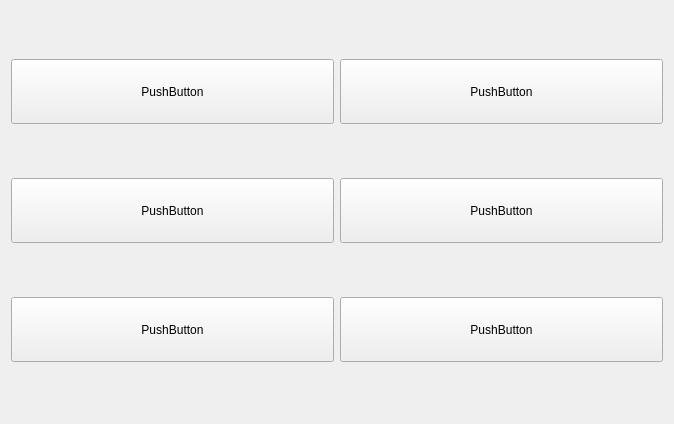
Before: the Qt Designer form QtClient/QtClimaClient/Frames/MainMenuFrame.ui in ciberslavik/climacore, drawn with Qt 5.
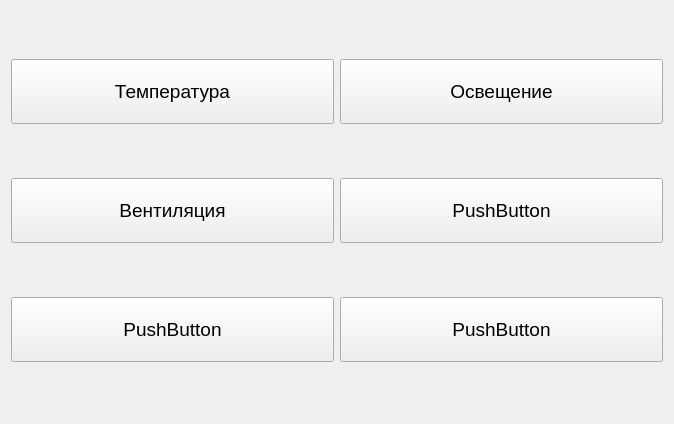
After: the same form once the commit is applied.

```diff
--- a/QtClient/QtClimaClient/Frames/MainMenuFrame.ui
+++ b/QtClient/QtClimaClient/Frames/MainMenuFrame.ui
@@ -10,6 +10,11 @@
     <height>424</height>
    </rect>
   </property>
+  <property name="font">
+   <font>
+    <pointsize>14</pointsize>
+   </font>
+  </property>
   <property name="windowTitle">
    <string>Form</string>
   </property>
@@ -23,7 +28,7 @@
       </size>
      </property>
      <property name="text">
-      <string>PushButton</string>
+      <string>Температура</string>
      </property>
     </widget>
    </item>
@@ -36,7 +41,7 @@
       </size>
      </property>
      <property name="text">
-      <string>PushButton</string>
+      <string>Освещение</string>
      </property>
     </widget>
    </item>
@@ -49,7 +54,7 @@
       </size>
      </property>
      <property name="text">
-      <string>PushButton</string>
+      <string>Вентиляция</string>
      </property>
     </widget>
    </item>
```
Left out of the diff: 2 changed lines with no effect on the pictures.
